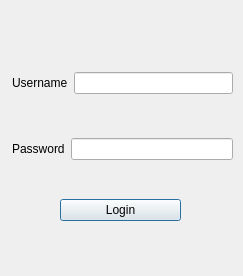
Above: MTMS_Server/serverlogindialog.ui from zhming0/Modernization-Traffic-Monitoring-System before the change. Below: the same form after it.
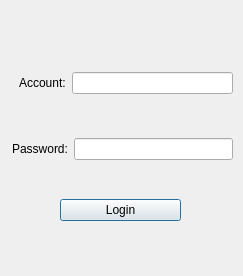
That is the form after the change.

Patch:
```diff
--- a/MTMS_Server/serverlogindialog.ui
+++ b/MTMS_Server/serverlogindialog.ui
@@ -13,7 +13,7 @@
   <property name="windowTitle">
    <string>Dialog</string>
   </property>
-  <widget class="QWidget" name="">
+  <widget class="QWidget" name="layoutWidget">
    <property name="geometry">
     <rect>
      <x>60</x>
@@ -47,7 +47,7 @@
     </item>
    </layout>
   </widget>
-  <widget class="QWidget" name="">
+  <widget class="QWidget" name="layoutWidget">
    <property name="geometry">
     <rect>
      <x>12</x>
@@ -77,7 +77,10 @@
         <item>
          <widget class="QLabel" name="label">
           <property name="text">
-           <string>Username</string>
+           <string>Account:</string>
+          </property>
+          <property name="indent">
+           <number>7</number>
           </property>
          </widget>
         </item>
@@ -104,7 +107,7 @@
         <item>
          <widget class="QLabel" name="label_2">
           <property name="text">
-           <string>Password</string>
+           <string>Password:</string>
           </property>
          </widget>
         </item>
```
